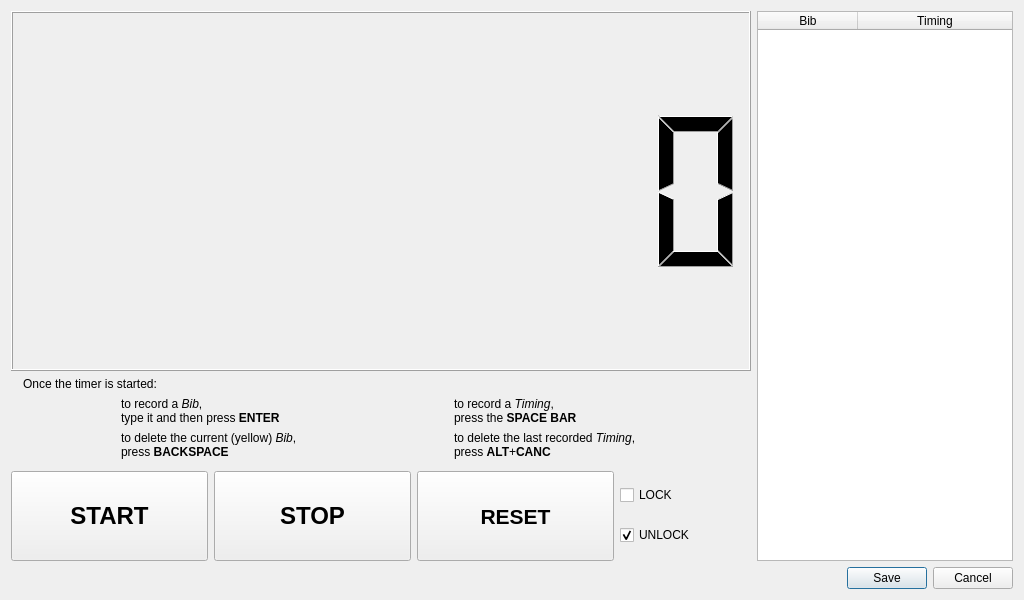
Old version of the form chronoracetimings.ui in the repository flinco/LBChronoRace.
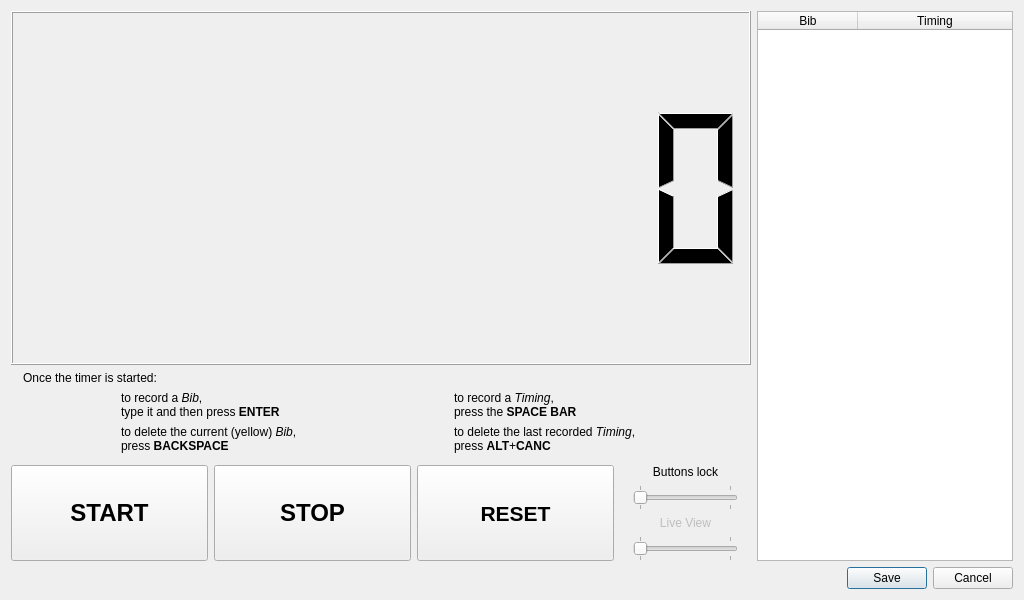
New version of the form. Icons and pictures are not drawn.

Diff of the .ui file:
```diff
--- a/chronoracetimings.ui
+++ b/chronoracetimings.ui
@@ -270,41 +270,146 @@
           </widget>
          </item>
          <item>
-          <layout class="QVBoxLayout" name="lockButtons">
-           <item>
-            <widget class="QCheckBox" name="lockBox">
-             <property name="focusPolicy">
-              <enum>Qt::FocusPolicy::NoFocus</enum>
+          <layout class="QGridLayout" name="gridLayout_2">
+           <item row="0" column="0" colspan="3">
+            <widget class="QLabel" name="lockToggleLabel">
+             <property name="toolTip">
+              <string>Timer controls are disabled when locked</string>
              </property>
+             <property name="text">
+              <string>Buttons lock</string>
+             </property>
+             <property name="alignment">
+              <set>Qt::AlignmentFlag::AlignCenter</set>
+             </property>
+            </widget>
+           </item>
+           <item row="1" column="0">
+            <widget class="QLabel" name="lockOff">
              <property name="toolTip">
               <string>Timer controls are disabled when locked</string>
              </property>
              <property name="text">
-              <string>LOCK</string>
+              <string/>
              </property>
              <property name="icon">
               <iconset resource="materialicons.qrc">
                <normaloff>:/material/icons/lock_open.svg</normaloff>:/material/icons/lock_open.svg</iconset>
              </property>
+             <property name="alignment">
+              <set>Qt::AlignmentFlag::AlignCenter</set>
+             </property>
             </widget>
            </item>
-           <item>
-            <widget class="QCheckBox" name="unlockBox">
-             <property name="focusPolicy">
-              <enum>Qt::FocusPolicy::NoFocus</enum>
+           <item row="3" column="0">
+            <widget class="QLabel" name="liveViewOff">
+             <property name="enabled">
+              <bool>false</bool>
              </property>
              <property name="toolTip">
+              <string>Show/hide Live View panel</string>
+             </property>
+             <property name="text">
+              <string/>
+             </property>
+             <property name="pixmap">
+              <pixmap resource="materialicons.qrc">:/material/icons/hide_image.svg</pixmap>
+             </property>
+             <property name="alignment">
+              <set>Qt::AlignmentFlag::AlignCenter</set>
+             </property>
+            </widget>
+           </item>
+           <item row="1" column="2">
+            <widget class="QLabel" name="lockOn">
+             <property name="toolTip">
               <string>Timer controls are disabled when locked</string>
              </property>
              <property name="text">
-              <string>UNLOCK</string>
+              <string/>
              </property>
              <property name="icon">
               <iconset resource="materialicons.qrc">
                <normaloff>:/material/icons/lock.svg</normaloff>:/material/icons/lock.svg</iconset>
              </property>
-             <property name="checked">
-              <bool>true</bool>
+             <property name="alignment">
+              <set>Qt::AlignmentFlag::AlignCenter</set>
+             </property>
+            </widget>
+           </item>
+           <item row="3" column="1">
+            <widget class="QSlider" name="liveViewToggle">
+             <property name="enabled">
+              <bool>false</bool>
+             </property>
+             <property name="toolTip">
+              <string>Show/hide Live View panel</string>
+             </property>
+             <property name="maximum">
+              <number>1</number>
+             </property>
+             <property name="pageStep">
+              <number>1</number>
+             </property>
+             <property name="orientation">
+              <enum>Qt::Orientation::Horizontal</enum>
+             </property>
+             <property name="tickPosition">
+              <enum>QSlider::TickPosition::TicksBothSides</enum>
+             </property>
+            </widget>
+           </item>
+           <item row="3" column="2">
+            <widget class="QLabel" name="liveViewOn">
+             <property name="enabled">
+              <bool>false</bool>
+             </property>
+             <property name="toolTip">
+              <string>Show/hide Live View panel</string>
+             </property>
+             <property name="text">
+              <string/>
+             </property>
+             <property name="pixmap">
+              <pixmap resource="materialicons.qrc">:/material/icons/image.svg</pixmap>
+             </property>
+             <property name="alignment">
+              <set>Qt::AlignmentFlag::AlignCenter</set>
+             </property>
+            </widget>
+           </item>
+           <item row="1" column="1">
+            <widget class="QSlider" name="lockToggle">
+             <property name="toolTip">
+              <string>Timer controls are disabled when locked</string>
+             </property>
+             <property name="maximum">
+              <number>1</number>
+             </property>
+             <property name="pageStep">
+              <number>1</number>
+             </property>
+             <property name="orientation">
+              <enum>Qt::Orientation::Horizontal</enum>
+             </property>
+             <property name="tickPosition">
+              <enum>QSlider::TickPosition::TicksBothSides</enum>
+             </property>
+            </widget>
+           </item>
+           <item row="2" column="0" colspan="3">
+            <widget class="QLabel" name="liveViewLabel">
+             <property name="enabled">
+              <bool>false</bool>
+             </property>
+             <property name="toolTip">
+              <string>Show/hide Live View panel</string>
+             </property>
+             <property name="text">
+              <string>Live View</string>
+             </property>
+             <property name="alignment">
+              <set>Qt::AlignmentFlag::AlignCenter</set>
              </property>
             </widget>
            </item>
```
Left out of the diff: 10 changed lines with no effect on the pictures.
